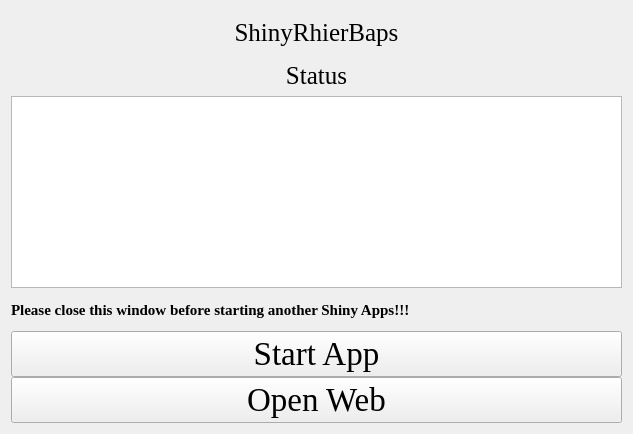
First picture: the form in ShinyRhierBaps.ui, repository hzaurzli/MicroWorldOmics, before the edit.
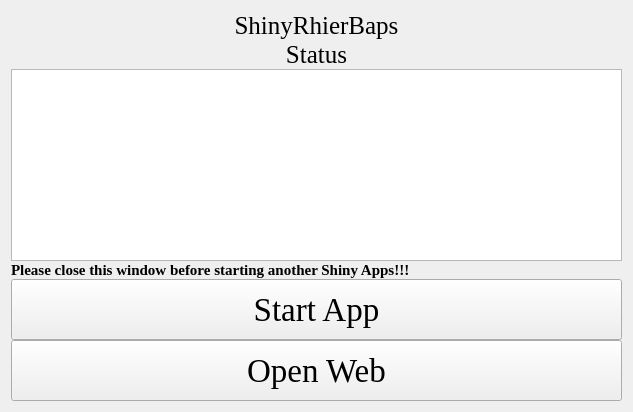
Second picture: the form after the edit. Icons and pictures are not drawn.

```diff
--- a/ShinyRhierBaps.ui
+++ b/ShinyRhierBaps.ui
@@ -7,7 +7,7 @@
     <x>0</x>
     <y>0</y>
     <width>633</width>
-    <height>434</height>
+    <height>412</height>
    </rect>
   </property>
   <property name="windowTitle">
@@ -27,6 +27,12 @@
      </property>
      <item row="0" column="0" colspan="3">
       <widget class="QLabel" name="label">
+       <property name="sizePolicy">
+        <sizepolicy hsizetype="Preferred" vsizetype="Fixed">
+         <horstretch>0</horstretch>
+         <verstretch>0</verstretch>
+        </sizepolicy>
+       </property>
        <property name="font">
         <font>
          <family>Times New Roman</family>
@@ -43,6 +49,12 @@
      </item>
      <item row="3" column="0" colspan="3">
       <widget class="QLabel" name="label_4">
+       <property name="sizePolicy">
+        <sizepolicy hsizetype="Preferred" vsizetype="Fixed">
+         <horstretch>0</horstretch>
+         <verstretch>0</verstretch>
+        </sizepolicy>
+       </property>
        <property name="font">
         <font>
          <family>Times New Roman</family>
@@ -66,6 +78,12 @@
      </item>
      <item row="7" column="0" colspan="3">
       <widget class="QLabel" name="label_3">
+       <property name="sizePolicy">
+        <sizepolicy hsizetype="Preferred" vsizetype="Fixed">
+         <horstretch>0</horstretch>
+         <verstretch>0</verstretch>
+        </sizepolicy>
+       </property>
        <property name="font">
         <font>
          <family>Times New Roman</family>
@@ -81,6 +99,12 @@
      </item>
      <item row="8" column="0" colspan="3">
       <widget class="QPushButton" name="pushButton">
+       <property name="sizePolicy">
+        <sizepolicy hsizetype="Preferred" vsizetype="Preferred">
+         <horstretch>0</horstretch>
+         <verstretch>0</verstretch>
+        </sizepolicy>
+       </property>
        <property name="font">
         <font>
          <family>Times New Roman</family>
@@ -94,6 +118,12 @@
      </item>
      <item row="9" column="0" colspan="3">
       <widget class="QPushButton" name="pushButton_2">
+       <property name="sizePolicy">
+        <sizepolicy hsizetype="Preferred" vsizetype="Preferred">
+         <horstretch>0</horstretch>
+         <verstretch>0</verstretch>
+        </sizepolicy>
+       </property>
        <property name="font">
         <font>
          <family>Times New Roman</family>
```
